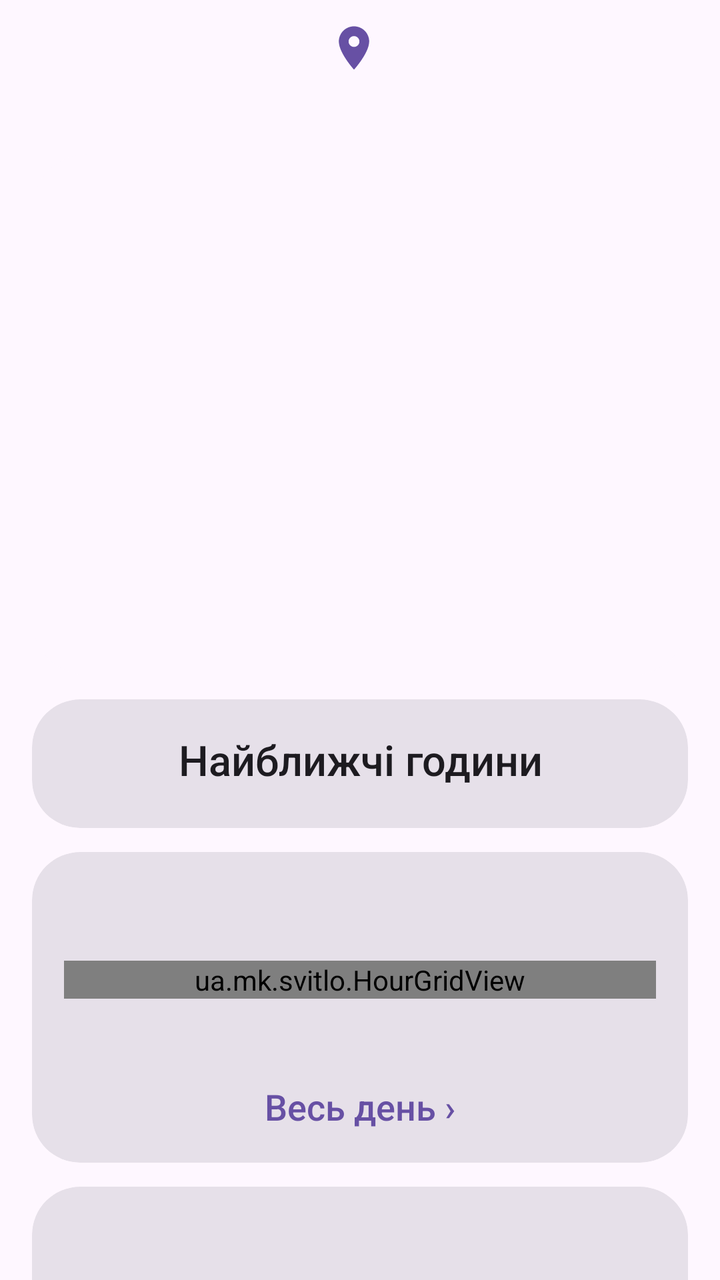
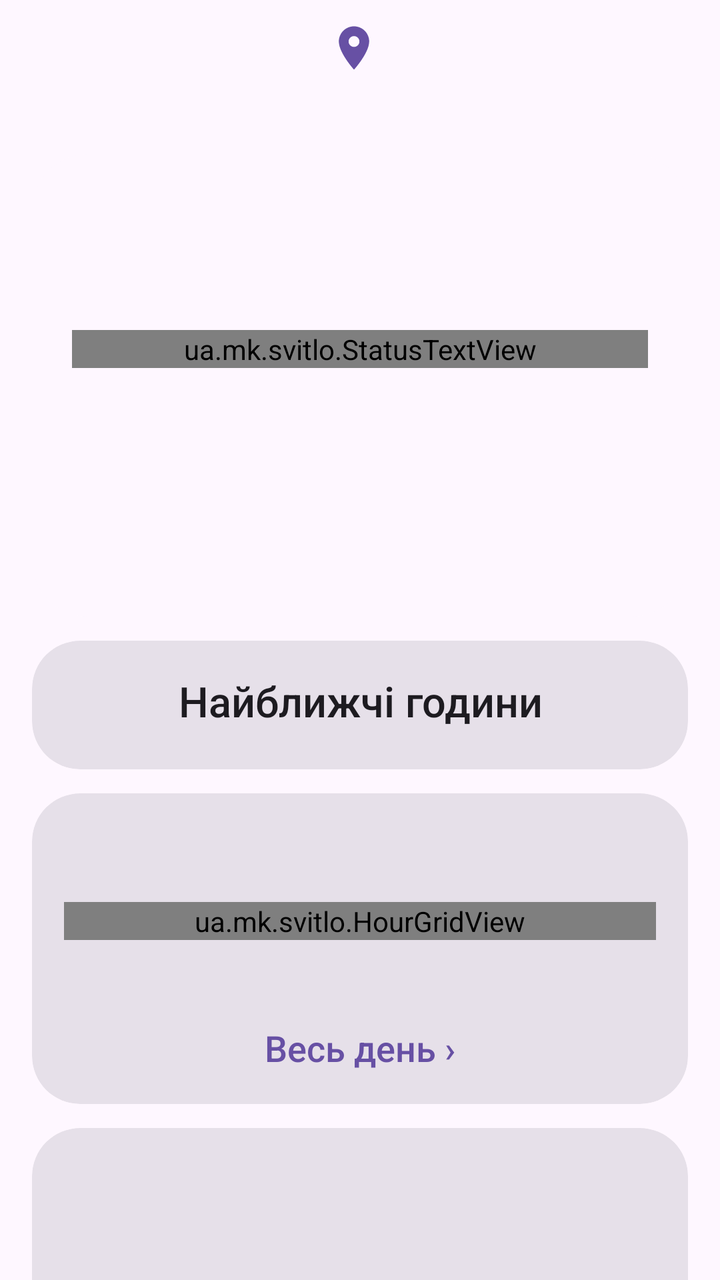

Two renders of the same Android screen: before a commit and after it. Below are the layout's source before the change and the commit's diff.
<!-- AndroidManifest.xml: application theme AppTheme -->
<!-- res/layout/page_address.xml -->
<?xml version="1.0" encoding="utf-8"?>

<androidx.core.widget.NestedScrollView xmlns:android="http://schemas.android.com/apk/res/android"
    xmlns:app="http://schemas.android.com/apk/res-auto"
    android:id="@+id/page_scroll"
    android:layout_width="match_parent"
    android:layout_height="match_parent">

    <LinearLayout
        android:id="@+id/page_content"
        android:layout_width="match_parent"
        android:layout_height="wrap_content"
        android:orientation="vertical"
        android:paddingStart="16dp"
        android:paddingTop="8dp"
        android:paddingEnd="16dp"
        android:paddingBottom="24dp">

        
        <LinearLayout
            android:id="@+id/p_addr_box"
            android:layout_width="wrap_content"
            android:layout_height="wrap_content"
            android:layout_gravity="center_horizontal"
            android:gravity="center_vertical"
            android:orientation="horizontal">

            <ImageView
                android:layout_width="26dp"
                android:layout_height="26dp"
                android:layout_marginEnd="6dp"
                android:contentDescription="@null"
                android:src="@drawable/ic_place"
                android:tint="?attr/colorPrimary" />

            <TextView
                android:id="@+id/p_addr_name"
                android:layout_width="wrap_content"
                android:layout_height="wrap_content"
                android:fontFamily="sans-serif-medium"
                android:gravity="center"
                android:textColor="?attr/colorOnSurface"
                android:textSize="24sp" />
        </LinearLayout>

        <TextView
            android:id="@+id/p_addr_full"
            android:layout_width="match_parent"
            android:layout_height="wrap_content"
            android:layout_marginTop="2dp"
            android:layout_marginBottom="12dp"
            android:gravity="center"
            android:textColor="?attr/colorOnSurfaceVariant"
            android:textSize="17sp" />

        
        <com.google.android.material.card.MaterialCardView
            android:id="@+id/card_hero"
            android:layout_width="match_parent"
            android:layout_height="wrap_content"
            app:cardCornerRadius="28dp"
            app:cardElevation="0dp"
            app:strokeWidth="0dp">

            <LinearLayout
                android:layout_width="match_parent"
                android:layout_height="wrap_content"
                android:gravity="center_horizontal"
                android:orientation="vertical"
                android:paddingStart="20dp"
                android:paddingTop="22dp"
                android:paddingEnd="20dp"
                android:paddingBottom="22dp">

                <ImageView
                    android:id="@+id/h_icon"
                    android:layout_width="60dp"
                    android:layout_height="60dp"
                    android:contentDescription="@null" />

                <TextView
                    android:id="@+id/h_title"
                    android:layout_width="match_parent"
                    android:layout_height="wrap_content"
                    android:layout_marginTop="6dp"
                    android:fontFamily="sans-serif-medium"
                    android:gravity="center"
                    android:textSize="36sp" />

                <TextView
                    android:id="@+id/h_line1"
                    android:layout_width="match_parent"
                    android:layout_height="wrap_content"
                    android:layout_marginTop="10dp"
                    android:fontFamily="sans-serif-medium"
                    android:gravity="center"
                    android:textSize="24sp" />

                <TextView
                    android:id="@+id/h_line2"
                    android:layout_width="match_parent"
                    android:layout_height="wrap_content"
                    android:layout_marginTop="2dp"
                    android:gravity="center"
                    android:textSize="18sp" />

                
                <TextView
                    android:id="@+id/h_line3"
                    android:layout_width="match_parent"
                    android:layout_height="wrap_content"
                    android:layout_marginTop="8dp"
                    android:gravity="center"
                    android:textSize="19sp" />

                <com.google.android.material.button.MaterialButton
                    android:id="@+id/btn_add_first"
                    android:layout_width="wrap_content"
                    android:layout_height="wrap_content"
                    android:layout_marginTop="14dp"
                    android:text="Додати адресу"
                    android:textSize="18sp"
                    android:visibility="gone"
                    app:icon="@drawable/ic_add" />
            </LinearLayout>
        </com.google.android.material.card.MaterialCardView>

        
        <com.google.android.material.card.MaterialCardView
            android:id="@+id/card_works"
            style="?attr/materialCardViewFilledStyle"
            android:layout_width="match_parent"
            android:layout_height="wrap_content"
            android:layout_marginTop="12dp"
            android:visibility="gone"
            app:cardCornerRadius="24dp">

            <LinearLayout
                android:layout_width="match_parent"
                android:layout_height="wrap_content"
                android:orientation="vertical"
                android:padding="16dp">

                <TextView
                    android:id="@+id/m_works_title"
                    android:layout_width="match_parent"
                    android:layout_height="wrap_content"
                    android:layout_marginBottom="4dp"
                    android:fontFamily="sans-serif-medium"
                    android:gravity="center"
                    android:text="Планові роботи"
                    android:textColor="?attr/colorOnSurface"
                    android:textSize="21sp" />

                <LinearLayout
                    android:id="@+id/m_works"
                    android:layout_width="match_parent"
                    android:layout_height="wrap_content"
                    android:orientation="vertical" />
            </LinearLayout>
        </com.google.android.material.card.MaterialCardView>

        
        <com.google.android.material.card.MaterialCardView
            android:id="@+id/card_next"
            style="?attr/materialCardViewFilledStyle"
            android:layout_width="match_parent"
            android:layout_height="wrap_content"
            android:layout_marginTop="12dp"
            app:cardCornerRadius="24dp">

            <LinearLayout
                android:layout_width="match_parent"
                android:layout_height="wrap_content"
                android:orientation="vertical"
                android:padding="16dp">

                <TextView
                    android:layout_width="match_parent"
                    android:layout_height="wrap_content"
                    android:layout_marginBottom="4dp"
                    android:fontFamily="sans-serif-medium"
                    android:gravity="center"
                    android:text="Найближчі години"
                    android:textColor="?attr/colorOnSurface"
                    android:textSize="21sp" />

                <LinearLayout
                    android:id="@+id/m_next"
                    android:layout_width="match_parent"
                    android:layout_height="wrap_content"
                    android:orientation="vertical" />
            </LinearLayout>
        </com.google.android.material.card.MaterialCardView>

        
        <com.google.android.material.card.MaterialCardView
            android:id="@+id/card_today"
            style="?attr/materialCardViewFilledStyle"
            android:layout_width="match_parent"
            android:layout_height="wrap_content"
            android:layout_marginTop="12dp"
            app:cardCornerRadius="24dp">

            <LinearLayout
                android:layout_width="match_parent"
                android:layout_height="wrap_content"
                android:orientation="vertical"
                android:padding="16dp">

                <TextView
                    android:id="@+id/m_today_label"
                    android:layout_width="match_parent"
                    android:layout_height="wrap_content"
                    android:fontFamily="sans-serif-medium"
                    android:gravity="center"
                    android:textColor="?attr/colorOnSurface"
                    android:textSize="21sp" />

                <ua.mk.svitlo.HourGridView
                    android:id="@+id/m_today_grid"
                    android:layout_width="match_parent"
                    android:layout_height="wrap_content"
                    android:layout_marginTop="10dp" />

                <TextView
                    android:id="@+id/m_legend"
                    android:layout_width="match_parent"
                    android:layout_height="wrap_content"
                    android:layout_marginTop="10dp"
                    android:gravity="center"
                    android:lineSpacingExtra="4dp"
                    android:textColor="?attr/colorOnSurfaceVariant"
                    android:textSize="16sp" />

                <TextView
                    android:layout_width="match_parent"
                    android:layout_height="wrap_content"
                    android:layout_marginTop="10dp"
                    android:fontFamily="sans-serif-medium"
                    android:gravity="center"
                    android:text="Весь день ›"
                    android:textColor="?attr/colorPrimary"
                    android:textSize="18sp" />
            </LinearLayout>
        </com.google.android.material.card.MaterialCardView>

        
        <com.google.android.material.card.MaterialCardView
            android:id="@+id/card_tomorrow"
            style="?attr/materialCardViewFilledStyle"
            android:layout_width="match_parent"
            android:layout_height="wrap_content"
            android:layout_marginTop="12dp"
            app:cardCornerRadius="24dp">

            <LinearLayout
                android:layout_width="match_parent"
                android:layout_height="wrap_content"
                android:orientation="vertical"
                android:padding="16dp">

                <TextView
                    android:id="@+id/m_tomorrow_label"
                    android:layout_width="match_parent"
                    android:layout_height="wrap_content"
                    android:fontFamily="sans-serif-medium"
                    android:gravity="center"
                    android:textColor="?attr/colorOnSurface"
                    android:textSize="21sp" />

                <TextView
                    android:id="@+id/m_tomorrow_text"
                    android:layout_width="match_parent"
                    android:layout_height="wrap_content"
                    android:layout_marginTop="8dp"
                    android:gravity="center"
                    android:lineSpacingExtra="2dp"
                    android:textColor="?attr/colorOnSurface"
                    android:textSize="20sp" />

                <ua.mk.svitlo.HourGridView
                    android:id="@+id/m_tomorrow_grid"
                    android:layout_width="match_parent"
                    android:layout_height="wrap_content"
                    android:layout_marginTop="10dp" />

                <TextView
                    android:id="@+id/m_tomorrow_more"
                    android:layout_width="match_parent"
                    android:layout_height="wrap_content"
                    android:layout_marginTop="10dp"
                    android:fontFamily="sans-serif-medium"
                    android:gravity="center"
                    android:text="Весь день ›"
                    android:textColor="?attr/colorPrimary"
                    android:textSize="18sp" />
            </LinearLayout>
        </com.google.android.material.card.MaterialCardView>

        
        <TextView
            android:id="@+id/m_queues"
            android:layout_width="match_parent"
            android:layout_height="wrap_content"
            android:layout_marginTop="16dp"
            android:gravity="center"
            android:textColor="?attr/colorOnSurfaceVariant"
            android:textSize="15sp" />

        <TextView
            android:id="@+id/m_updated"
            android:layout_width="match_parent"
            android:layout_height="wrap_content"
            android:layout_marginTop="2dp"
            android:gravity="center"
            android:textColor="?attr/colorOnSurfaceVariant"
            android:textSize="14sp" />
    </LinearLayout>
</androidx.core.widget.NestedScrollView>
<!-- resources referenced by this layout -->
<resources>
  <!-- drawable ic_add (drawable) -->
  <?xml version="1.0" encoding="utf-8"?>
  <vector xmlns:android="http://schemas.android.com/apk/res/android"
      android:width="24dp"
      android:height="24dp"
      android:viewportWidth="24"
      android:viewportHeight="24">
      <path android:fillColor="#FF000000" android:pathData="M19,13h-6v6h-2v-6H5v-2h6V5h2v6h6v2z" />
  </vector>
  <!-- drawable ic_place (drawable) -->
  <?xml version="1.0" encoding="utf-8"?>
  <vector xmlns:android="http://schemas.android.com/apk/res/android"
      android:width="24dp"
      android:height="24dp"
      android:viewportWidth="24"
      android:viewportHeight="24">
      <path android:fillColor="#FF000000" android:pathData="M12,2C8.13,2 5,5.13 5,9c0,5.25 7,13 7,13s7,-7.75 7,-13c0,-3.87 -3.13,-7 -7,-7zM12,11.5c-1.38,0 -2.5,-1.12 -2.5,-2.5s1.12,-2.5 2.5,-2.5 2.5,1.12 2.5,2.5 -1.12,2.5 -2.5,2.5z" />
  </vector>
  <style name="AppTheme" parent="Theme.Material3.DayNight.NoActionBar">
          <item name="android:statusBarColor">?attr/colorSurface</item>
          <item name="android:windowLightStatusBar">@bool/light_bars</item>
      </style>
</resources>

<!-- the commit's change to res/layout/page_address.xml (unified diff, before → after) -->
@@ -78,7 +78,7 @@
                     android:layout_height="60dp"
                     android:contentDescription="@null" />
 
-                <TextView
+                <ua.mk.svitlo.StatusTextView
                     android:id="@+id/h_title"
                     android:layout_width="match_parent"
                     android:layout_height="wrap_content"
